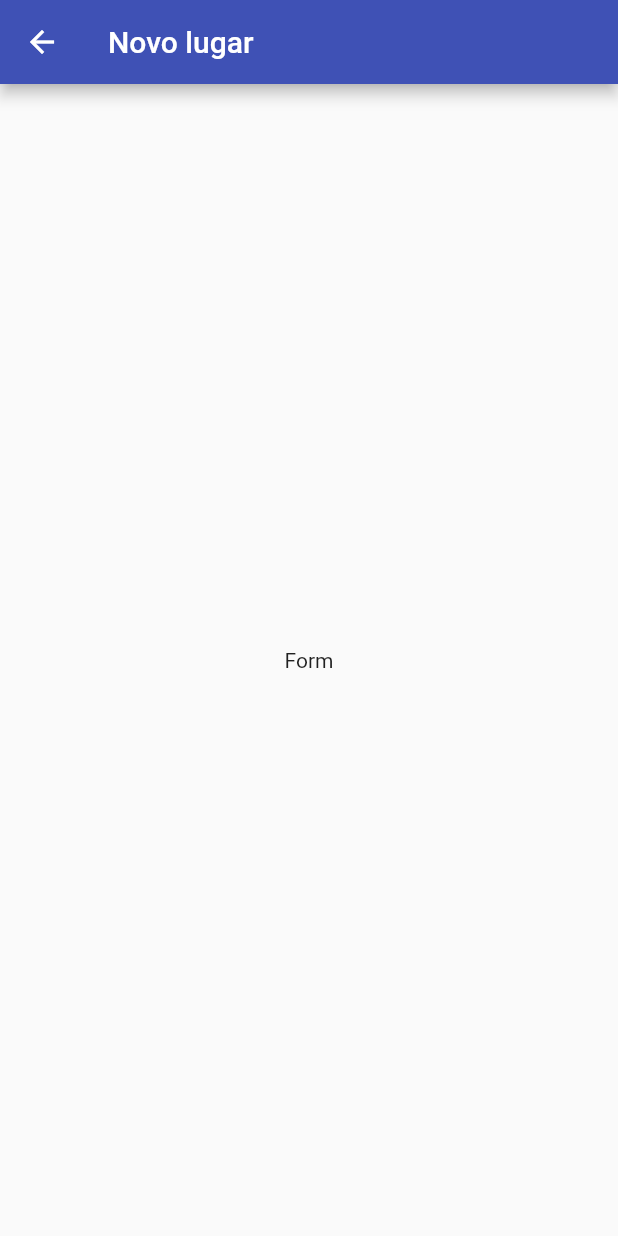
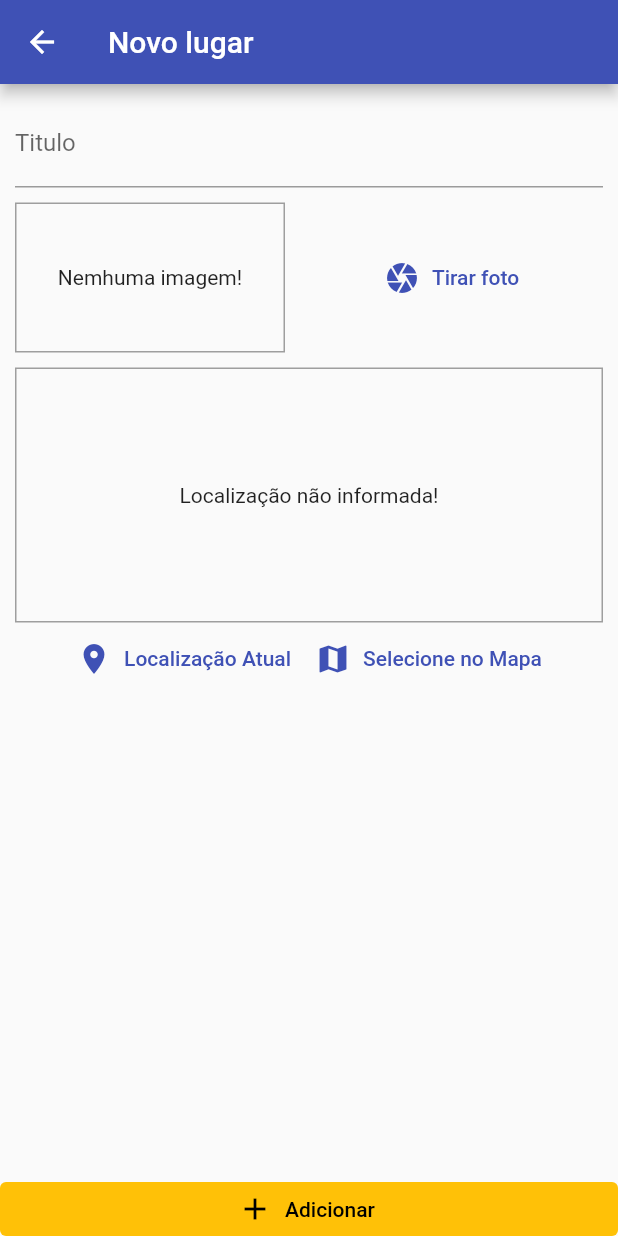
Before and after one commit to LuizRoberto18/great_places, a Flutter app: the screen it shows after launch, after a tap on the "add" icon, on a phone screen of 412 x 824 dp. Run offline on Flutter 3.47's test engine with Material 2 defaults, Android fonts, the phone set to English and light mode, and no system bars; our stand-ins replace image_picker, location, sqflite; accounts and stored records are empty.

Commit message:
submetendo formulario, criando componente lista de lugares, criando database com SQLite, componente de localização, obtendo localização atual, configurando Maps API com google cloud, mostrando imagem estatica do mapa e instalanod google maps para flutter

```diff
--- a/lib/main.dart
+++ b/lib/main.dart
@@ -1,7 +1,9 @@
+import 'package:create_places/providers/grate_places.dart';
 import 'package:create_places/screens/place_form_screen.dart';
 import 'package:create_places/screens/places_list_screen.dart';
 import 'package:create_places/utils/app_routes.dart';
 import 'package:flutter/material.dart';
+import 'package:provider/provider.dart';
 
 void main() {
   runApp(MyApp());
@@ -14,19 +16,23 @@ class MyApp extends StatelessWidget {
 
   @override
   Widget build(BuildContext context) {
-    return MaterialApp(
+    return ChangeNotifierProvider(
+      create: (context) => GratePlaces(),
+      child: MaterialApp(
         title: 'Great Places',
+        debugShowCheckedModeBanner: false,
         theme: tema.copyWith(
           colorScheme: tema.colorScheme.copyWith(
             primary: Colors.indigo,
             secondary: Colors.amber,
           ),
-        visualDensity: VisualDensity.adaptivePlatformDensity,
+          //   visualDensity: VisualDensity.adaptivePlatformDensity,
         ),
         home: const PlacesListScreen(),
         routes: {
           AppRoutes.placeForm: (ctx) => const PlaceFormScreen(),
         },
+      ),
     );
   }
 }
--- /dev/null
+++ b/lib/models/place.dart
@@ -0,0 +1,28 @@
+import 'dart:io';
+import 'package:flutter/foundation.dart';
+
+class PlaceLocation {
+  final double latitude;
+  final double longitude;
+  final String? address;
+
+  PlaceLocation(
+    this.address, {
+    required this.latitude,
+    required this.longitude,
+  });
+}
+
+class Place {
+  final String id;
+  final String title;
+  final PlaceLocation location;
+  final File image;
+
+  Place({
+    required this.id,
+    required this.title,
+    required this.location,
+    required this.image,
+  });
+}
--- /dev/null
+++ b/lib/providers/grate_places.dart
@@ -0,0 +1,51 @@
+import 'dart:io';
+import 'dart:math';
+
+import 'package:flutter/cupertino.dart';
+
+import '../models/place.dart';
+import '../utils/data_base.dart';
+
+class GratePlaces with ChangeNotifier {
+  List<Place> _items = [];
+
+  Future<void> loadPlaces() async {
+    final dataList = await DataBase.getData('places');
+    _items = dataList
+        .map((item) => Place(
+              id: item['id'],
+              title: item['title'],
+              image: File(item['image']),
+              location: item['location'],
+            ))
+        .toList();
+  }
+
+  List<Place> get items {
+    return [..._items];
+  }
+
+  int get itemsCount {
+    return _items.length;
+  }
+
+  Place itemByIndex(int index) {
+    return _items[index];
+  }
+
+  void addPlace(String title, File image) {
+    final newPlace = Place(
+      id: Random().nextDouble().toString(),
+      title: title,
+      image: image,
+      location: PlaceLocation("", latitude: 0.0, longitude: 0.0),
+    );
+    _items.add(newPlace);
+    DataBase.insert('places', {
+      'id': newPlace.id,
+      'title': newPlace.title,
+      'image': newPlace.image.path,
+    });
+    notifyListeners();
+  }
+}
--- a/lib/screens/place_form_screen.dart
+++ b/lib/screens/place_form_screen.dart
@@ -1,4 +1,11 @@
+import 'dart:io';
+
+import 'package:create_places/widgets/image_input.dart';
+import 'package:create_places/widgets/location_input.dart';
 import 'package:flutter/material.dart';
+import 'package:provider/provider.dart';
+
+import '../providers/grate_places.dart';
 
 class PlaceFormScreen extends StatefulWidget {
   const PlaceFormScreen({Key? key}) : super(key: key);
@@ -8,13 +15,73 @@ class PlaceFormScreen extends StatefulWidget {
 }
 
 class _PlaceFormScreenState extends State<PlaceFormScreen> {
+  final _titleController = TextEditingController();
+  File? _pickedImage;
+
+  void _selectImage(File pickedImage) {
+    _pickedImage = pickedImage;
+  }
+
+  void _ssubmitForm() {
+    if (_titleController.text.isEmpty || _pickedImage == null) {
+      return;
+    }
+
+    Provider.of<GratePlaces>(context, listen: false).addPlace(
+      _titleController.text,
+      _pickedImage!,
+    );
+    Navigator.of(context).pop();
+  }
+
   @override
   Widget build(BuildContext context) {
     return Scaffold(
       appBar: AppBar(
-        title: Text("Novo lugar"),
+        title: const Text("Novo lugar"),
       ),
-      body: Center(child: Text("Form"),),
+      body: Column(
+        // mainAxisAlignment: MainAxisAlignment.spaceBetween,
+        crossAxisAlignment: CrossAxisAlignment.stretch,
+        children: [
+          Expanded(
+            child: SingleChildScrollView(
+              child: Padding(
+                padding: const EdgeInsets.all(10),
+                child: Column(
+                  children: [
+                    TextField(
+                      controller: _titleController,
+                      decoration: const InputDecoration(
+                        labelText: 'Titulo',
+                      ),
+                    ),
+                    const SizedBox(height: 10),
+                    ImageInput(
+                      onSelectImage: () {
+                        this._pickedImage!;
+                      },
+                    ),
+                    const SizedBox(height: 10),
+                    LocationInput(),
+                  ],
+                ),
+              ),
+            ),
+          ),
+          ElevatedButton.icon(
+            onPressed: _ssubmitForm,
+            style: ElevatedButton.styleFrom(
+              backgroundColor: Theme.of(context).colorScheme.secondary,
+              foregroundColor: Colors.black,
+              elevation: 0,
+              tapTargetSize: MaterialTapTargetSize.shrinkWrap,
+            ),
+            label: const Text("Adicionar"),
+            icon: const Icon(Icons.add),
+          ),
+        ],
+      ),
     );
   }
 }
--- a/lib/screens/places_list_screen.dart
+++ b/lib/screens/places_list_screen.dart
@@ -1,5 +1,8 @@
 import 'package:create_places/utils/app_routes.dart';
 import 'package:flutter/material.dart';
+import 'package:provider/provider.dart';
+
+import '../providers/grate_places.dart';
 
 class PlacesListScreen extends StatelessWidget {
   const PlacesListScreen({Key? key}) : super(key: key);
@@ -18,8 +21,31 @@ class PlacesListScreen extends StatelessWidget {
           ),
         ],
       ),
-      body: Center(
-        child: CircularProgressIndicator(),
+      body: FutureBuilder(
+        future: Provider.of<GratePlaces>(context, listen: false).loadPlaces(),
+        builder: (context, AsyncSnapshot snapshot) => snapshot.connectionState == ConnectionState.waiting
+            ? const Center(
+                child: CircularProgressIndicator(),
+              )
+            : Consumer<GratePlaces>(
+                builder: (context, gratePlaces, child) => gratePlaces.itemsCount == 0
+                    ? child!
+                    : ListView.builder(
+                        itemCount: gratePlaces.itemsCount,
+                        itemBuilder: (context, index) {
+                          return ListTile(
+                            leading: CircleAvatar(
+                              backgroundImage: FileImage(gratePlaces.itemByIndex(index).image),
+                            ),
+                            title: Text(gratePlaces.itemByIndex(index).title),
+                            onTap: () {},
+                          );
+                        },
+                      ),
+                child: Center(
+                  child: Text("Nenhum local cadastrado"),
+                ),
+              ),
       ),
     );
   }
--- /dev/null
+++ b/lib/utils/data_base.dart
@@ -0,0 +1,27 @@
+import 'package:sqflite/sqflite.dart' as sql;
+import 'package:path/path.dart' as path;
+
+class DataBase {
+  static Future<sql.Database> database() async {
+    final dbPath = await sql.getDatabasesPath();
+    return sql.openDatabase(
+      path.join(dbPath, 'places.db'),
+      onCreate: (db, version) {
+        return db.execute(
+          'CREATE TABLE places( id TEXT PRIMARY KEY, title TEXT, image TEXT)',
+        );
+      },
+      version: 1,
+    );
+  }
+
+  static Future<void> insert(String table, Map<String, Object> data) async {
+    final bd = await DataBase.database();
+    await bd.insert(table, data, conflictAlgorithm: sql.ConflictAlgorithm.replace);
+  }
+
+  static Future<List<Map<String, dynamic>>> getData(String table) async {
+    final bd = await DataBase.database();
+    return bd.query(table);
+  }
+}
--- /dev/null
+++ b/lib/utils/location.dart
@@ -0,0 +1,13 @@
+const googleApiKey = 'AIzaSyBVSMxkCh-NnU8vWBBHzxGobSYDqwWiotI';
+
+class LocationMap {
+  static String generateLocationPreviewImage({
+    double? latitude,
+    double? longitude,
+  }) {
+    return "https://maps.googleapis.com/maps/api/staticmap?"
+        "${latitude ?? ""},${longitude ?? ""}&zoom=13&size=600x300&maptype=roadmap"
+        "&markers=color:red%7Clabel:A%7C${latitude ?? ""},${longitude ?? ""}"
+        "&key=$googleApiKey";
+  }
+}
--- /dev/null
+++ b/lib/widgets/image_input.dart
@@ -0,0 +1,83 @@
+import 'dart:io';
+
+import 'package:flutter/material.dart';
+import 'package:image_picker/image_picker.dart';
+import 'package:path/path.dart' as path;
+import 'package:path_provider/path_provider.dart' as syspaths;
+
+class ImageInput extends StatefulWidget {
+  final Function? onSelectImage;
+
+  const ImageInput({Key? key, this.onSelectImage}) : super(key: key);
+
+  @override
+  State<ImageInput> createState() => _ImageInputState();
+}
+
+class _ImageInputState extends State<ImageInput> {
+  @override
+  Widget build(BuildContext context) {
+    File? _storedImage;
+
+    _takePicture() async {
+      final ImagePicker _picker = ImagePicker();
+      XFile imageFile = await _picker.pickImage(
+        source: ImageSource.camera,
+        maxWidth: 600,
+      ) as XFile;
+      setState(() {
+        _storedImage = File(imageFile.path);
+      });
+
+      final appDir = await syspaths.getApplicationDocumentsDirectory();
+      String fileName = path.basename(_storedImage!.path);
+      final savedImage = await _storedImage!.copy('${appDir.path}/$fileName');
+      widget.onSelectImage!(savedImage);
+    }
+    // _takePicture() async {
+    //   final ImagePicker _picker = ImagePicker();
+    //   final XFile? imageFile = await _picker.pickImage(source: ImageSource.camera, maxHeight: 1000, maxWidth: 1000);
+    //   print(imageFile!.name.toString());
+    //   print(imageFile.length());
+    //   print(imageFile.mimeType);
+    //   if (imageFile != null) {
+    //     setState(() {
+    //       _storedImage = File(imageFile.path);
+    //     });
+    //   }
+    // }
+
+    return Row(
+      children: [
+        Container(
+            width: 180,
+            height: 100,
+            decoration: BoxDecoration(
+              border: Border.all(width: 1, color: Colors.grey),
+            ),
+            alignment: Alignment.center,
+            child: _storedImage != null
+                ? Image.file(
+                    File(_storedImage!.path),
+                    width: double.infinity,
+                    fit: BoxFit.cover,
+                    height: 100,
+                  )
+                : const Text("Nemhuma imagem!")),
+        const SizedBox(
+          width: 10,
+        ),
+        Expanded(
+          child: TextButton.icon(
+            onPressed: () async {
+              _takePicture();
+            },
+            label: const Text("Tirar foto"),
+            style: TextButton.styleFrom(foregroundColor: Theme.of(context).colorScheme.primary),
+            icon: const Icon(Icons.camera),
+          ),
+        )
+      ],
+    );
+  }
+}
--- /dev/null
+++ b/lib/widgets/location_input.dart
@@ -0,0 +1,69 @@
+import 'package:flutter/material.dart';
+import 'package:location/location.dart';
+
+import '../utils/location.dart';
+
+class LocationInput extends StatefulWidget {
+  const LocationInput({Key? key}) : super(key: key);
+
+  @override
+  State<LocationInput> createState() => _LocationInputState();
+}
+
+class _LocationInputState extends State<LocationInput> {
+  String? _previewImageUrl;
+
+  Future<void> _getCurrentUserLocation() async {
+    final locData = await Location().getLocation();
+    final staticMapImageUrl =
+        LocationMap.generateLocationPreviewImage(latitude: locData.latitude, longitude: locData.longitude);
+
+    setState(() {
+      _previewImageUrl = staticMapImageUrl;
+    });
+  }
+
+  @override
+  Widget build(BuildContext context) {
+    return Column(
+      children: [
+        Container(
+          height: 170,
+          width: double.infinity,
+          alignment: Alignment.center,
+          decoration: BoxDecoration(
+            border: Border.all(width: 1, color: Colors.grey),
+          ),
+          child: _previewImageUrl == null
+              ? Text("Localização não informada!")
+              : Image.network(
+                  _previewImageUrl!,
+                  fit: BoxFit.cover,
+                  width: double.infinity,
+                ),
+        ),
+        Row(
+          mainAxisAlignment: MainAxisAlignment.center,
+          children: [
+            TextButton.icon(
+              icon: const Icon(Icons.location_on_sharp),
+              label: const Text('Localização Atual'),
+              style: TextButton.styleFrom(
+                foregroundColor: Theme.of(context).colorScheme.primary,
+              ),
+              onPressed: _getCurrentUserLocation,
+            ),
+            TextButton.icon(
+              icon: const Icon(Icons.map),
+              label: const Text('Selecione no Mapa'),
+              style: TextButton.styleFrom(
+                foregroundColor: Theme.of(context).colorScheme.primary,
+              ),
+              onPressed: () {},
+            ),
+          ],
+        ),
+      ],
+    );
+  }
+}
```
Also changed, not shown: lib/screens/map_screen.dart (added, +15 -0 lines), pubspec.yaml (+7 -2 lines), pubspec.lock, 4 other files. Lines whose indentation alone changed are shown as unchanged.
